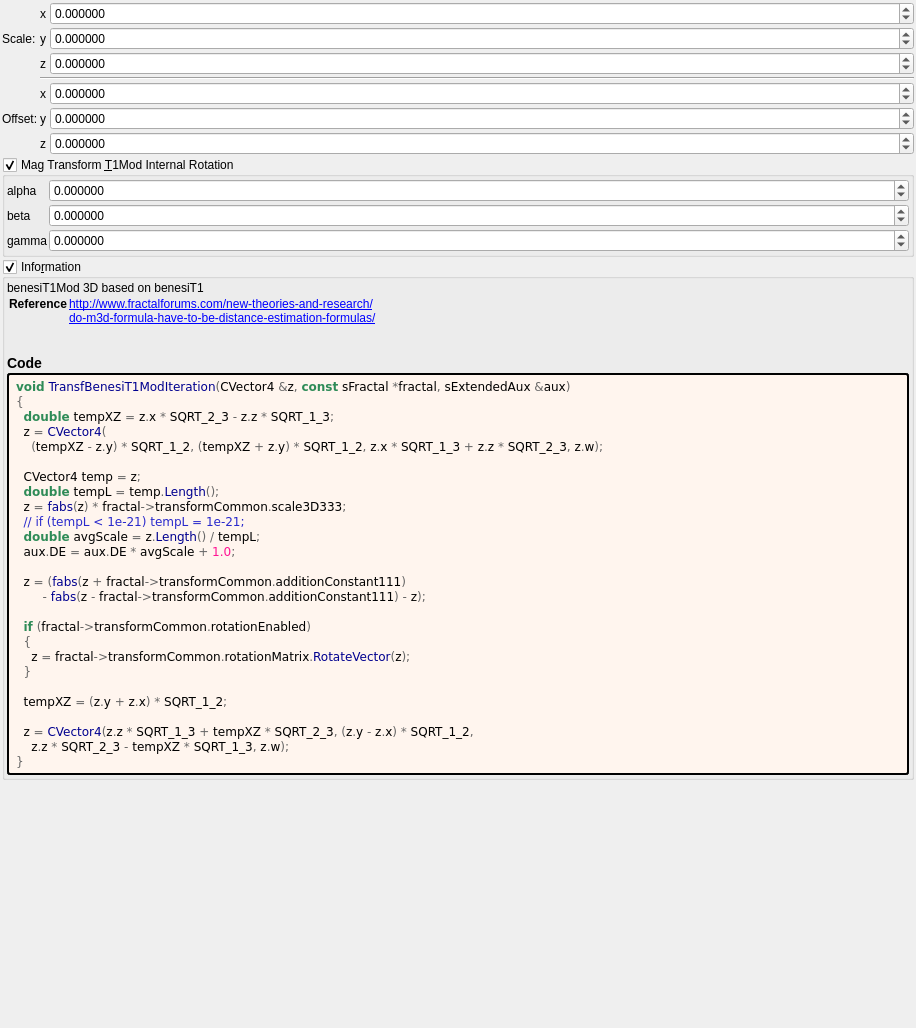
Above: mandelbulber2/formula/ui/transf_benesi_t1_mod.ui from irinox-ctrl/mandelbulber2 before the change. Below: the same form after it.
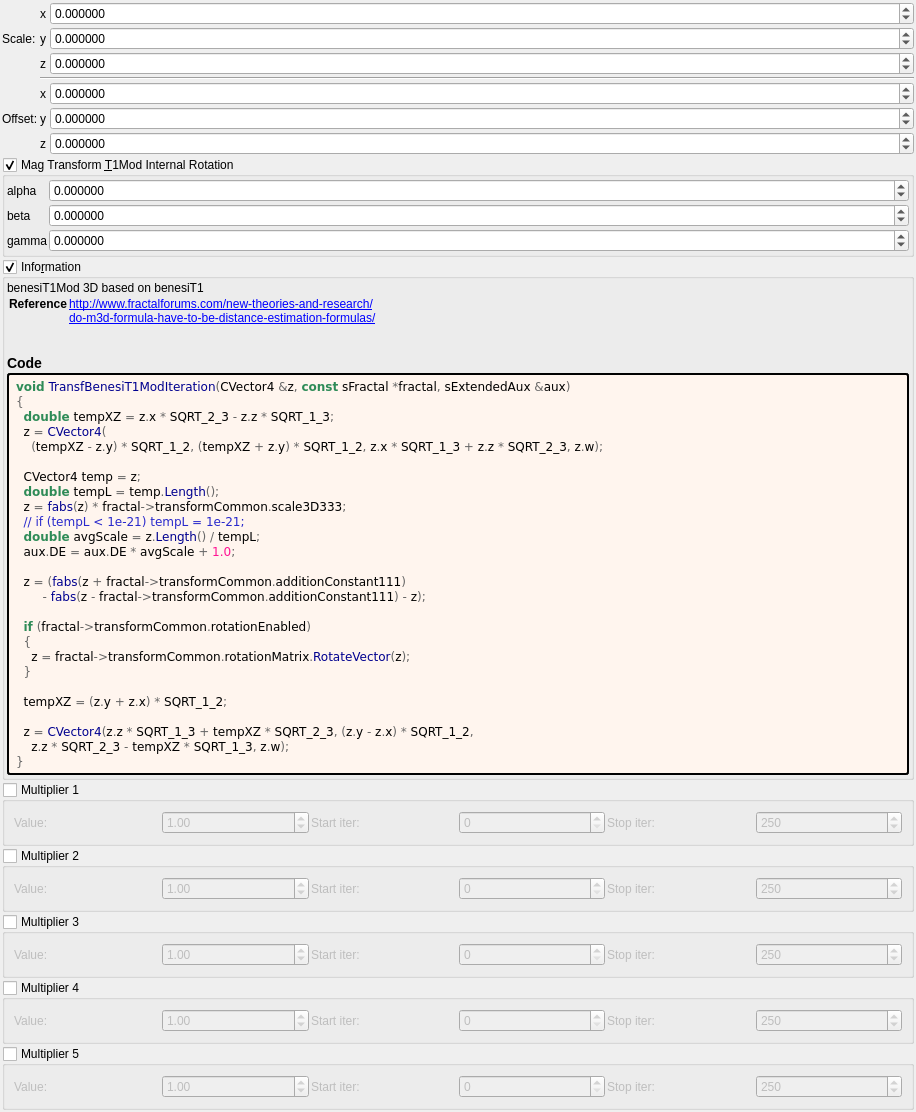
That is the form after the change. Custom widgets are drawn as their Qt base class.

Commit message:
feat: add 5 general-purpose multipliers to all 1007 fractal formulas
Each multiplier has:
- Checkbox (OFF by default)
- Value spinbox (default 1.0, range -100 to 100)
- Iteration start/stop range

Logic: z *= value; DE *= |value|;

Uses existing transformCommon parameters:
- Checkboxes: functionEnabledBx/By/Bz/Bw/CzFalse
- Values: scale4/5/6/8/16
- Ranges: startIterationsB-F/stopIterationsB-F

Modified 1007 .cpp (CPU), 1006 .cl (GPU), 1023 .ui files.
Both source (formula/) and deploy (deploy/share/) copies updated.

```diff
--- a/mandelbulber2/formula/ui/transf_benesi_t1_mod.ui
+++ b/mandelbulber2/formula/ui/transf_benesi_t1_mod.ui
@@ -532,6 +532,192 @@
      </layout>
     </widget>
    </item>
+   <item>
+    <widget class="MyGroupBox" name="groupCheck_transf_function_enabledBx_false">
+     <property name="title"><string>Multiplier 1</string></property>
+     <property name="checkable"><bool>true</bool></property>
+     <property name="checked"><bool>false</bool></property>
+     <layout class="QGridLayout" name="gridLayout_mult1">
+      <property name="spacing"><number>2</number></property>
+      <item row="0" column="0">
+       <widget class="QLabel"><property name="text"><string>Value:</string></property></widget>
+      </item>
+      <item row="0" column="1">
+       <widget class="MyDoubleSpinBox" name="spinbox_transf_scale_4">
+        <property name="minimum"><double>-100.0</double></property><property name="maximum"><double>100.0</double></property>
+        <property name="singleStep"><double>0.01</double></property><property name="value"><double>1.0</double></property>
+       </widget>
+      </item>
+      <item row="0" column="2">
+       <widget class="QLabel"><property name="text"><string>Start iter:</string></property></widget>
+      </item>
+      <item row="0" column="3">
+       <widget class="MySpinBox" name="spinboxInt_transf_start_iterations_B">
+        <property name="minimum"><number>0</number></property><property name="maximum"><number>10000</number></property>
+        <property name="value"><number>0</number></property>
+       </widget>
+      </item>
+      <item row="0" column="4">
+       <widget class="QLabel"><property name="text"><string>Stop iter:</string></property></widget>
+      </item>
+      <item row="0" column="5">
+       <widget class="MySpinBox" name="spinboxInt_transf_stop_iterations_B">
+        <property name="minimum"><number>0</number></property><property name="maximum"><number>10000</number></property>
+        <property name="value"><number>250</number></property>
+       </widget>
+      </item>
+     </layout>
+    </widget>
+   </item>
+   <item>
+    <widget class="MyGroupBox" name="groupCheck_transf_function_enabledBy_false">
+     <property name="title"><string>Multiplier 2</string></property>
+     <property name="checkable"><bool>true</bool></property>
+     <property name="checked"><bool>false</bool></property>
+     <layout class="QGridLayout" name="gridLayout_mult2">
+      <property name="spacing"><number>2</number></property>
+      <item row="0" column="0">
+       <widget class="QLabel"><property name="text"><string>Value:</string></property></widget>
+      </item>
+      <item row="0" column="1">
+       <widget class="MyDoubleSpinBox" name="spinbox_transf_scale_5">
+        <property name="minimum"><double>-100.0</double></property><property name="maximum"><double>100.0</double></property>
+        <property name="singleStep"><double>0.01</double></property><property name="value"><double>1.0</double></property>
+       </widget>
+      </item>
+      <item row="0" column="2">
+       <widget class="QLabel"><property name="text"><string>Start iter:</string></property></widget>
+      </item>
+      <item row="0" column="3">
+       <widget class="MySpinBox" name="spinboxInt_transf_start_iterations_C">
+        <property name="minimum"><number>0</number></property><property name="maximum"><number>10000</number></property>
+        <property name="value"><number>0</number></property>
+       </widget>
+      </item>
+      <item row="0" column="4">
+       <widget class="QLabel"><property name="text"><string>Stop iter:</string></property></widget>
+      </item>
+      <item row="0" column="5">
+       <widget class="MySpinBox" name="spinboxInt_transf_stop_iterations_C">
+        <property name="minimum"><number>0</number></property><property name="maximum"><number>10000</number></property>
+        <property name="value"><number>250</number></property>
+       </widget>
+      </item>
+     </layout>
+    </widget>
+   </item>
+   <item>
+    <widget class="MyGroupBox" name="groupCheck_transf_function_enabledBz_false">
+     <property name="title"><string>Multiplier 3</string></property>
+     <property name="checkable"><bool>true</bool></property>
+     <property name="checked"><bool>false</bool></property>
+     <layout class="QGridLayout" name="gridLayout_mult3">
+      <property name="spacing"><number>2</number></property>
+      <item row="0" column="0">
+       <widget class="QLabel"><property name="text"><string>Value:</string></property></widget>
+      </item>
+      <item row="0" column="1">
+       <widget class="MyDoubleSpinBox" name="spinbox_transf_scale_6">
+        <property name="minimum"><double>-100.0</double></property><property name="maximum"><double>100.0</double></property>
+        <property name="singleStep"><double>0.01</double></property><property name="value"><double>1.0</double></property>
+       </widget>
+      </item>
+      <item row="0" column="2">
+       <widget class="QLabel"><property name="text"><string>Start iter:</string></property></widget>
+      </item>
+      <item row="0" column="3">
+       <widget class="MySpinBox" name="spinboxInt_transf_start_iterations_D">
+        <property name="minimum"><number>0</number></property><property name="maximum"><number>10000</number></property>
+        <property name="value"><number>0</number></property>
+       </widget>
+      </item>
+      <item row="0" column="4">
+       <widget class="QLabel"><property name="text"><string>Stop iter:</string></property></widget>
+      </item>
+      <item row="0" column="5">
+       <widget class="MySpinBox" name="spinboxInt_transf_stop_iterations_D">
+        <property name="minimum"><number>0</number></property><property name="maximum"><number>10000</number></property>
+        <property name="value"><number>250</number></property>
+       </widget>
+      </item>
+     </layout>
+    </widget>
+   </item>
+   <item>
+    <widget class="MyGroupBox" name="groupCheck_transf_function_enabledBw_false">
+     <property name="title"><string>Multiplier 4</string></property>
+     <property name="checkable"><bool>true</bool></property>
+     <property name="checked"><bool>false</bool></property>
+     <layout class="QGridLayout" name="gridLayout_mult4">
+      <property name="spacing"><number>2</number></property>
+      <item row="0" column="0">
+       <widget class="QLabel"><property name="text"><string>Value:</string></property></widget>
+      </item>
+      <item row="0" column="1">
+       <widget class="MyDoubleSpinBox" name="spinbox_transf_scale_8">
+        <property name="minimum"><double>-100.0</double></property><property name="maximum"><double>100.0</double></property>
+        <property name="singleStep"><double>0.01</double></property><property name="value"><double>1.0</double></property>
+       </widget>
+      </item>
+      <item row="0" column="2">
+       <widget class="QLabel"><property name="text"><string>Start iter:</string></property></widget>
+      </item>
+      <item row="0" column="3">
+       <widget class="MySpinBox" name="spinboxInt_transf_start_iterations_E">
+        <property name="minimum"><number>0</number></property><property name="maximum"><number>10000</number></property>
+        <property name="value"><number>0</number></property>
+       </widget>
+      </item>
+      <item row="0" column="4">
+       <widget class="QLabel"><property name="text"><string>Stop iter:</string></property></widget>
+      </item>
+      <item row="0" column="5">
+       <widget class="MySpinBox" name="spinboxInt_transf_stop_iterations_E">
+        <property name="minimum"><number>0</number></property><property name="maximum"><number>10000</number></property>
+        <property name="value"><number>250</number></property>
+       </widget>
+      </item>
+     </layout>
+    </widget>
+   </item>
+   <item>
+    <widget class="MyGroupBox" name="groupCheck_transf_function_enabledCz_false">
+     <property name="title"><string>Multiplier 5</string></property>
+     <property name="checkable"><bool>true</bool></property>
+     <property name="checked"><bool>false</bool></property>
+     <layout class="QGridLayout" name="gridLayout_mult5">
+      <property name="spacing"><number>2</number></property>
+      <item row="0" column="0">
+       <widget class="QLabel"><property name="text"><string>Value:</string></property></widget>
+      </item>
+      <item row="0" column="1">
+       <widget class="MyDoubleSpinBox" name="spinbox_transf_scale_16">
+        <property name="minimum"><double>-100.0</double></property><property name="maximum"><double>100.0</double></property>
+        <property name="singleStep"><double>0.01</double></property><property name="value"><double>1.0</double></property>
+       </widget>
+      </item>
+      <item row="0" column="2">
+       <widget class="QLabel"><property name="text"><string>Start iter:</string></property></widget>
+      </item>
+      <item row="0" column="3">
+       <widget class="MySpinBox" name="spinboxInt_transf_start_iterations_F">
+        <property name="minimum"><number>0</number></property><property name="maximum"><number>10000</number></property>
+        <property name="value"><number>0</number></property>
+       </widget>
+      </item>
+      <item row="0" column="4">
+       <widget class="QLabel"><property name="text"><string>Stop iter:</string></property></widget>
+      </item>
+      <item row="0" column="5">
+       <widget class="MySpinBox" name="spinboxInt_transf_stop_iterations_F">
+        <property name="minimum"><number>0</number></property><property name="maximum"><number>10000</number></property>
+        <property name="value"><number>250</number></property>
+       </widget>
+      </item>
+     </layout>
+    </widget>
+   </item>
+
    <item>
     <spacer name="verticalSpacer">
      <property name="orientation">
@@ -559,6 +745,11 @@
    <extends>QDoubleSpinBox</extends>
    <header>my_double_spin_box.h</header>
   </customwidget>
+   <customwidget>
+   <class>MySpinBox</class>
+   <extends>QSpinBox</extends>
+   <header>my_spin_box.h</header>
+  </customwidget>
  </customwidgets>
  <tabstops>
   <tabstop>spinbox3_transf_scale3D_333_x</tabstop>
```
The commit also changes 3972 other files.
